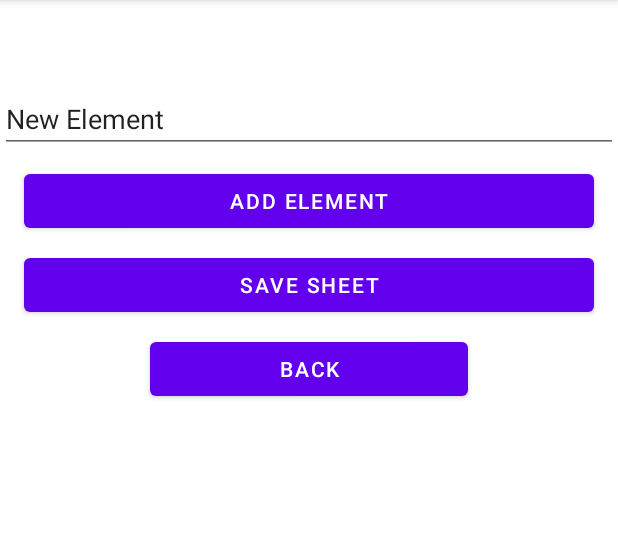
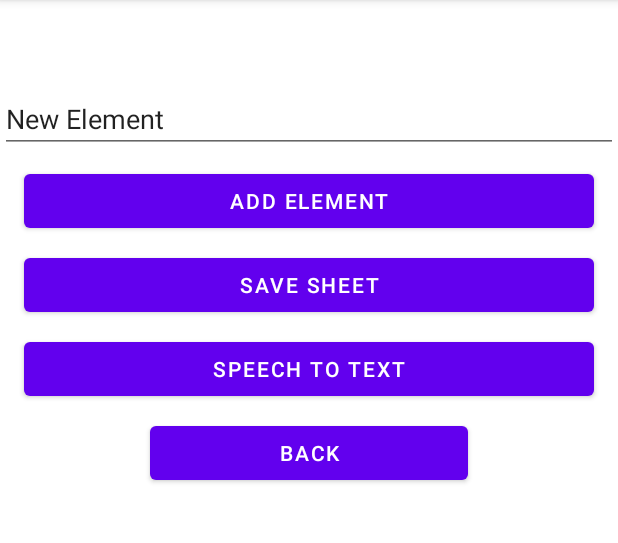
Before and after one commit to OwenTishenkelOsu/SheetBuilder, an Android app: the SheetFragment screen opened directly, with no data from a screen before it, after a tap on "ADD ELEMENT", on a phone screen of 412 x 824 dp, the part 84-627 px from its top. Run offline under Robolectric (Android 15) with nearby library versions, the phone set to English and light mode, and no system bars; our stand-ins replace Timber; 10 statements that could not run were skipped.

Commit message:
Switched Speech activity to normal class
I was overcomplicating things, can just piggyback off of sheet fragment's connection to the activity

```diff
--- a/app/src/main/java/com/example/sheetbuilder/ui/fragment/SheetFragment.java
+++ b/app/src/main/java/com/example/sheetbuilder/ui/fragment/SheetFragment.java
@@ -4,6 +4,7 @@ import android.app.Activity;
 import android.content.Intent;
 import android.os.Bundle;
 import android.view.LayoutInflater;
+import android.view.MotionEvent;
 import android.view.View;
 import android.view.ViewGroup;
 import android.widget.Button;
@@ -17,7 +18,7 @@ import androidx.annotation.Nullable;
 import androidx.fragment.app.Fragment;
 
 import com.example.sheetbuilder.R;
-import com.example.sheetbuilder.ui.activity.LogInActivity;
+import com.example.sheetbuilder.SpeechToText;
 import com.example.sheetbuilder.ui.activity.OpenSheetActivity;
 
 import java.util.ArrayList;
@@ -35,12 +36,15 @@ public class SheetFragment extends Fragment implements View.OnClickListener {
     private LinearLayout l;
     private String pageTitle;
     private int sheetID;
+    private int evalue;
+    private SpeechToText speechToText;
 
     @Override
     public void onCreate(@Nullable Bundle savedInstanceState) {
         super.onCreate(savedInstanceState);
         pageTitle = this.getArguments().getString("name");
         sheetID = this.getArguments().getInt("id");
+
     }
 
     @Override
@@ -72,7 +76,10 @@ public class SheetFragment extends Fragment implements View.OnClickListener {
         if(backButton!= null){
             backButton.setOnClickListener(this);
         }
-
+        final Button voiceButton = v.findViewById(R.id.voice_button);
+        if(voiceButton!= null){
+            voiceButton.setOnClickListener(this);
+        }
         return v;
     }
 
@@ -91,6 +98,12 @@ public class SheetFragment extends Fragment implements View.OnClickListener {
             Intent intent = new Intent(activity, OpenSheetActivity.class);
             startActivity(intent);
             activity.finish();
+        } else if(vId == R.id.voice_button){
+            speechToText = new SpeechToText(requireActivity());
+            if(speechToText.listen()){
+                editTexts.get(evalue).setText(speechToText.retrieveText());
+            }
+
         }
     }
 
@@ -100,6 +113,15 @@ public class SheetFragment extends Fragment implements View.OnClickListener {
         ViewGroup.LayoutParams params = new LinearLayout.LayoutParams(LinearLayout.LayoutParams.MATCH_PARENT, LinearLayout.LayoutParams.WRAP_CONTENT);
         et.setLayoutParams(params);
         editTexts.add(et);
+        //touch listener to track current edit text
+        et.setOnTouchListener(new View.OnTouchListener()
+        {
+            public boolean onTouch(View arg0, MotionEvent arg1)
+            {
+                evalue=editTexts.indexOf(et);
+                return false;
+            }
+        });
         l.addView(et);
     }
 
--- a/app/src/main/res/layout/sheet_fragment.xml
+++ b/app/src/main/res/layout/sheet_fragment.xml
@@ -67,12 +67,22 @@
             android:text="Save Sheet" />
 
         <Button
+            android:id="@+id/voice_button"
+            android:layout_width="match_parent"
+            android:layout_height="wrap_content"
+            android:layout_marginLeft="16dp"
+            android:layout_marginTop="8dp"
+            android:layout_marginRight="16dp"
+            android:text="Speech to Text" />
+
+        <Button
             android:id="@+id/back_button"
             android:layout_width="match_parent"
             android:layout_height="wrap_content"
             android:layout_marginLeft="100dp"
+            android:layout_marginTop="8dp"
             android:layout_marginRight="100dp"
-            android:layout_marginTop="8dp"
             android:text="Back" />
+
     </LinearLayout>
 </LinearLayout>
```
Also changed, not shown: app/src/main/java/com/example/sheetbuilder/SpeechToText.java (renamed from app/src/main/java/com/example/sheetbuilder/ui/activity/SpeechToTextActivity.java, +16 -13 lines).
